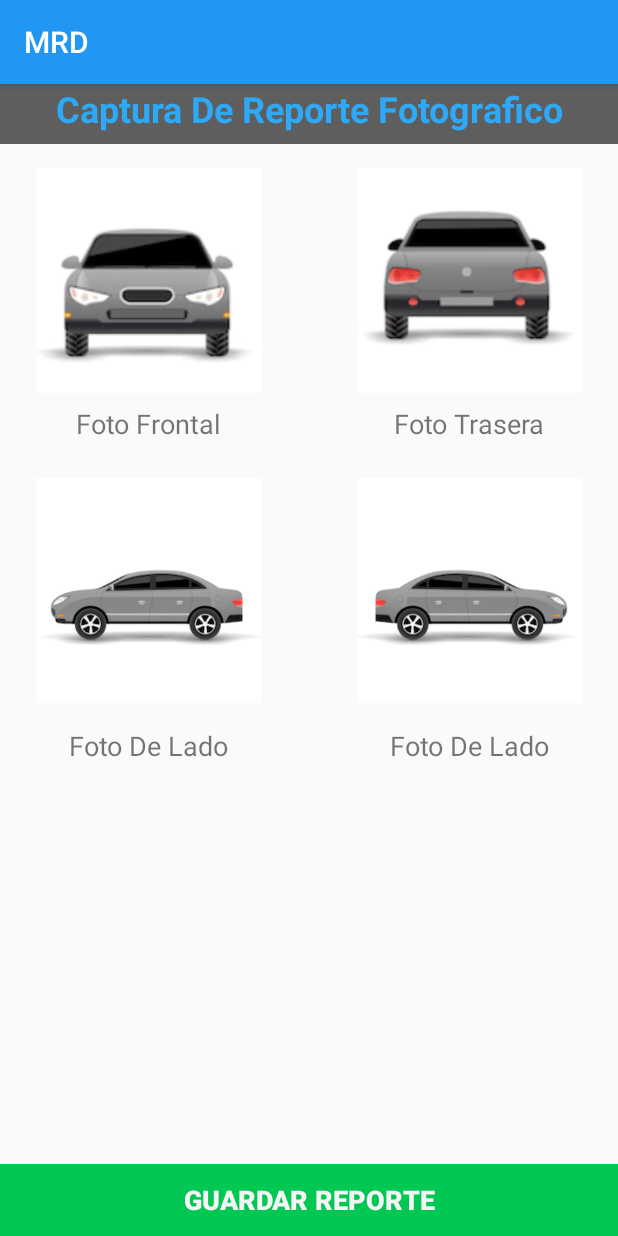
After one commit to SupeerTuX/MRD, an Android app: the ReporteActivity screen opened directly, with no data from a screen before it, on a phone screen of 412 x 824 dp. The commit adds this screen. Run offline under Robolectric (Android 15) with nearby library versions, the phone set to English and light mode, and no system bars.

Commit message:
Activity reporte fotografico
Creada la activity para tomar reporte fotografico, puede tomar fotos aun no puede guardar el reporte

```diff
--- /dev/null
+++ b/app/src/main/java/com/example/mrd/Activities/ReporteActivity.java
@@ -0,0 +1,172 @@
+package com.example.mrd.Activities;
+
+import androidx.appcompat.app.AppCompatActivity;
+import androidx.core.app.ActivityCompat;
+import androidx.core.content.ContextCompat;
+import androidx.core.content.FileProvider;
+
+import android.Manifest;
+import android.content.Intent;
+import android.content.pm.PackageManager;
+import android.graphics.Bitmap;
+import android.icu.text.SimpleDateFormat;
+import android.net.Uri;
+import android.os.Bundle;
+import android.os.Environment;
+import android.provider.MediaStore;
+import android.view.View;
+import android.widget.Button;
+import android.widget.ImageButton;
+import android.widget.ImageView;
+import android.widget.Toast;
+
+import com.example.mrd.R;
+
+import java.io.File;
+import java.io.IOException;
+import java.util.ArrayList;
+import java.util.Date;
+
+public class ReporteActivity extends AppCompatActivity {
+
+    int REQUEST_TAKE_PHOTO = 1;
+    static final int FOTO_FRONTAL = 1;
+    static final int FOTO_TRASERA = 2;
+    static final int FOTO_LADO1 = 3;
+    static final int FOTO_LADO2 = 4;
+
+    private ImageButton ibtnFrontal;
+    private ImageButton ibtnTrasera;
+    private ImageButton ibtnLado1;
+    private ImageButton ibtnLado2;
+
+    private Button btnGuardar;
+
+    ArrayList<String> imgPath;
+
+
+    @Override
+    protected void onCreate(Bundle savedInstanceState) {
+        super.onCreate(savedInstanceState);
+        setContentView(R.layout.activity_reporte);
+
+        imgPath = new ArrayList<String>();
+        imgPath.add("");
+        imgPath.add("");
+        imgPath.add("");
+        imgPath.add("");
+
+        ibtnFrontal = findViewById(R.id.imageButtonFrontal);
+        ibtnTrasera = findViewById(R.id.imageButtonTrasera);
+        ibtnLado1 = findViewById(R.id.imageButtonLado1);
+        ibtnLado2 = findViewById(R.id.imageButtonLado2);
+
+
+
+        if (ContextCompat.checkSelfPermission(ReporteActivity.this, Manifest.permission.WRITE_EXTERNAL_STORAGE) != PackageManager.PERMISSION_GRANTED && ActivityCompat.checkSelfPermission(ReporteActivity.this, Manifest.permission.CAMERA) != PackageManager.PERMISSION_GRANTED) {
+            ActivityCompat.requestPermissions(ReporteActivity.this, new String[]{Manifest.permission.WRITE_EXTERNAL_STORAGE, Manifest.permission.CAMERA}, 1000);
+        }
+
+        ibtnFrontal.setOnClickListener(new View.OnClickListener() {
+            @Override
+            public void onClick(View v) {
+                REQUEST_TAKE_PHOTO = 1;
+                tomarFoto();
+                imgPath.set(0, currentPhotoPath);
+            }
+        });
+
+        ibtnTrasera.setOnClickListener(new View.OnClickListener() {
+            @Override
+            public void onClick(View v) {
+
+            }
+        });
+
+        ibtnLado1.setOnClickListener(new View.OnClickListener() {
+            @Override
+            public void onClick(View v) {
+
+            }
+        });
+
+        ibtnLado2.setOnClickListener(new View.OnClickListener() {
+            @Override
+            public void onClick(View v) {
+
+            }
+        });
+
+
+
+    }
+
+    String currentPhotoPath;
+
+    private File createImageFile() throws IOException {
+        // Create an image file name
+        String timeStamp = new SimpleDateFormat("yyyyMMdd_HHmmss").format(new Date());
+        String imageFileName = "BACKUP_" + timeStamp + "_";
+        File storageDir = getExternalFilesDir(Environment.DIRECTORY_PICTURES);
+        File image = File.createTempFile(
+                imageFileName,  /* prefix */
+                ".jpg",         /* suffix */
+                storageDir      /* directory */
+        );
+
+        // Save a file: path for use with ACTION_VIEW intents
+        currentPhotoPath = image.getAbsolutePath();
+        return image;
+    }
+
+
+
+    private void tomarFoto() {
+        Intent takePictureIntent = new Intent(MediaStore.ACTION_IMAGE_CAPTURE);
+        // Ensure that there's a camera activity to handle the intent
+        if (takePictureIntent.resolveActivity(getPackageManager()) != null) {
+            // Create the File where the photo should go
+            File photoFile = null;
+            try {
+                photoFile = createImageFile();
+            } catch (IOException ex) {
+                // Error occurred while creating the File
+                Toast.makeText(ReporteActivity.this, "Error al crear el archivo", Toast.LENGTH_SHORT).show();
+            }
+            // Continue only if the File was successfully created
+            if (photoFile != null) {
+                Uri photoURI = FileProvider.getUriForFile(ReporteActivity.this,
+                        "com.example.android.fileprovider",
+                        photoFile);
+                takePictureIntent.putExtra(MediaStore.EXTRA_OUTPUT, photoURI.toString());
+                startActivityForResult(takePictureIntent, REQUEST_TAKE_PHOTO);
+            }
+        }
+    }
+
+    static final  int REQUEST_IMAGE_CAPTURE = 1;
+
+    @Override
+    protected void onActivityResult(int requestCode, int resultCode, Intent data) {
+        super.onActivityResult(requestCode, resultCode, data);
+        if (resultCode == RESULT_OK) {
+            Bundle extras = data.getExtras();
+            Bitmap imageBitmap = (Bitmap) extras.get("data");
+
+            switch (requestCode){
+                case FOTO_FRONTAL:
+                break;
+                case FOTO_TRASERA:
+                    break;
+                case FOTO_LADO1:
+                    break;
+                case FOTO_LADO2:
+                    break;
+                    //TODO Terminar de llenar el switch y probar
+            }
+            ibtnFrontal.setImageBitmap(imageBitmap);
+        }
+    }
+
+
+}
--- /dev/null
+++ b/app/src/main/res/layout/activity_reporte.xml
@@ -0,0 +1,129 @@
+<?xml version="1.0" encoding="utf-8"?>
+<androidx.constraintlayout.widget.ConstraintLayout xmlns:android="http://schemas.android.com/apk/res/android"
+    xmlns:app="http://schemas.android.com/apk/res-auto"
+    xmlns:tools="http://schemas.android.com/tools"
+    android:layout_width="match_parent"
+    android:layout_height="match_parent"
+    tools:context=".Activities.ReporteActivity">
+
+    <ImageButton
+        android:id="@+id/imageButtonLado2"
+        android:layout_width="150dp"
+        android:layout_height="150dp"
+        android:layout_marginTop="24dp"
+        android:layout_marginEnd="24dp"
+        android:background="#FFFFFF"
+        android:scaleType="centerInside"
+        app:layout_constraintEnd_toEndOf="parent"
+        app:layout_constraintTop_toBottomOf="@+id/textView61"
+        app:srcCompat="@drawable/auto_lateral2" />
+
+    <ImageButton
+        android:id="@+id/imageButtonLado1"
+        android:layout_width="150dp"
+        android:layout_height="150dp"
+        android:layout_marginStart="24dp"
+        android:layout_marginTop="24dp"
+        android:background="#FFFFFF"
+        android:scaleType="centerInside"
+        app:layout_constraintStart_toStartOf="parent"
+        app:layout_constraintTop_toBottomOf="@+id/textView60"
+        app:srcCompat="@drawable/auto_lateral1" />
+
+    <ImageButton
+        android:id="@+id/imageButtonTrasera"
+        android:layout_width="150dp"
+        android:layout_height="150dp"
+        android:layout_marginTop="16dp"
+        android:layout_marginEnd="24dp"
+        android:background="#00FFFFFF"
+        android:scaleType="centerCrop"
+        app:layout_constraintEnd_toEndOf="parent"
+        app:layout_constraintTop_toBottomOf="@+id/textView59"
+        app:srcCompat="@drawable/auto_trasero" />
+
+    <ImageButton
+        android:id="@+id/imageButtonFrontal"
+        android:layout_width="150dp"
+        android:layout_height="150dp"
+        android:layout_marginStart="24dp"
+        android:layout_marginTop="16dp"
+        android:background="#00FFFFFF"
+        android:scaleType="centerCrop"
+        app:layout_constraintStart_toStartOf="parent"
+        app:layout_constraintTop_toBottomOf="@+id/textView59"
+        app:srcCompat="@drawable/auto_frontal" />
+
+    <TextView
+        android:id="@+id/textView59"
+        android:layout_width="0dp"
+        android:layout_height="40dp"
+        android:background="#5E5E5E"
+        android:text="Captura De Reporte Fotografico"
+        android:textAlignment="center"
+        android:textColor="#2DA9F7"
+        android:textSize="24sp"
+        android:textStyle="bold"
+        app:layout_constraintEnd_toEndOf="parent"
+        app:layout_constraintStart_toStartOf="parent"
+        app:layout_constraintTop_toTopOf="parent" />
+
+    <TextView
+        android:id="@+id/textView60"
+        android:layout_width="wrap_content"
+        android:layout_height="wrap_content"
+        android:layout_marginTop="8dp"
+        android:text="@string/foto_frontal"
+        android:textSize="18sp"
+        app:layout_constraintEnd_toEndOf="@+id/imageButtonFrontal"
+        app:layout_constraintStart_toStartOf="@+id/imageButtonFrontal"
+        app:layout_constraintTop_toBottomOf="@+id/imageButtonFrontal" />
+
+    <TextView
+        android:id="@+id/textView61"
+        android:layout_width="wrap_content"
+        android:layout_height="wrap_content"
+        android:layout_marginTop="8dp"
+        android:text="@string/foto_trasera"
+        android:textSize="18sp"
+        app:layout_constraintEnd_toEndOf="@+id/imageButtonTrasera"
+        app:layout_constraintStart_toStartOf="@+id/imageButtonTrasera"
+        app:layout_constraintTop_toBottomOf="@+id/imageButtonTrasera" />
+
+    <TextView
+        android:id="@+id/textView62"
+        android:layout_width="wrap_content"
+        android:layout_height="wrap_content"
+        android:layout_marginTop="16dp"
+        android:text="@string/foto_lado1"
+        android:textSize="18sp"
+        app:layout_constraintEnd_toEndOf="@+id/imageButtonLado1"
+        app:layout_constraintStart_toStartOf="@+id/imageButtonLado1"
+        app:layout_constraintTop_toBottomOf="@+id/imageButtonLado1" />
+
+    <TextView
+        android:id="@+id/textView63"
+        android:layout_width="wrap_content"
+        android:layout_height="wrap_content"
+        android:layout_marginTop="16dp"
+        android:text="@string/foto_lado2"
+        android:textSize="18sp"
+        app:layout_constraintEnd_toEndOf="@+id/imageButtonLado2"
+        app:layout_constraintStart_toStartOf="@+id/imageButtonLado2"
+        app:layout_constraintTop_toBottomOf="@+id/imageButtonLado2" />
+
+    <Button
+        android:id="@+id/buttonGuardar"
+        style="@style/Widget.AppCompat.Button.Borderless"
+        android:layout_width="0dp"
+        android:layout_height="wrap_content"
+        android:background="@color/colorValidacion"
+        android:text="@string/boton_guardar"
+        android:textColor="@color/colorLightGray"
+        android:textSize="18sp"
+        android:textStyle="bold"
+        app:layout_constraintBottom_toBottomOf="parent"
+        app:layout_constraintEnd_toEndOf="parent"
+        app:layout_constraintStart_toStartOf="parent" />
+
+</androidx.constraintlayout.widget.ConstraintLayout>
--- a/app/src/main/res/values/strings.xml
+++ b/app/src/main/res/values/strings.xml
@@ -114,7 +114,6 @@
     <string name="ticket_motor_gasolina">Tanque de gasolina</string>
 
 
-
     <string name="ticket_motor_footer1">ATENCION: Porfavor recoja sus objetos</string>
     <string name="ticket_motor_footer2">personales que se encuentren en el vehiculo</string>
     <string name="ticket_motor_footer3">ya que la empresa no se hace responsable</string>
@@ -141,6 +140,13 @@
     <string name="ticket_bien">Bien</string>
     <string name="ticket_mal">Mal</string>
     <string name="ticket_no_trae">No Trae</string>
+
+    <string name="foto_frontal">Foto Frontal</string>
+    <string name="foto_trasera">Foto Trasera</string>
+    <string name="foto_lado1">Foto De Lado</string>
+    <string name="foto_lado2">Foto De Lado</string>
+    <string name="boton_guardar">Guardar Reporte</string>
+
 
 
     <string-array name="inventario_array">
```
Also changed, not shown: app/src/main/AndroidManifest.xml (+16 -1 lines), app/src/main/java/com/example/mrd/Activities/CapturaActivity.java (+12 -0 lines), app/src/main/res/layout/activity_captura.xml (+13 -2 lines), app/src/main/res/layout/activity_interior.xml (+25 -23 lines), app/src/main/res/xml/file_paths.xml (added, +7 -0 lines), app/src/main/res/drawable/auto_frontal.png (added), app/src/main/res/drawable/auto_lateral1.png (added), app/src/main/res/drawable/auto_lateral2.png (added), app/src/main/res/drawable/auto_trasero.png (added), app/src/main/res/drawable/camara.png (added), app/src/main/res/drawable/previo.png (added).
